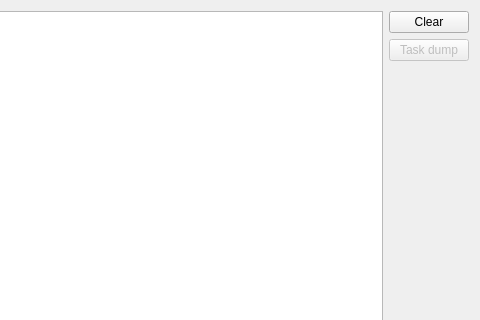
The window that src/cfclient/ui/tabs/consoleTab.ui (bitcraze/crazyflie-clients-python) describes before a commit, drawn with Qt 5; both pictures show x 213 to 693 and y 0 to 320 of the 693 by 463 pixel window.
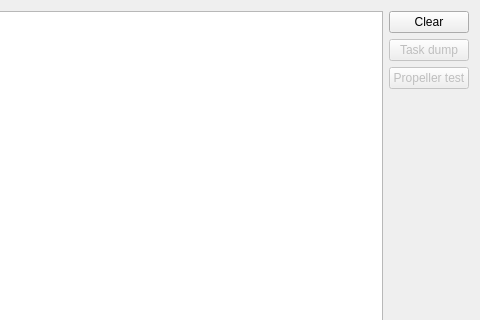
The same window after the commit.

Commit message: Closes #357: Add support for propeller test

```diff
--- a/src/cfclient/ui/tabs/consoleTab.ui
+++ b/src/cfclient/ui/tabs/consoleTab.ui
@@ -41,6 +41,19 @@
          </property>
         </widget>
        </item>
+       <item>
+        <widget class="QPushButton" name="_propellerTestButton">
+         <property name="enabled">
+          <bool>false</bool>
+         </property>
+         <property name="toolTip">
+          <string>&lt;html&gt;&lt;head/&gt;&lt;body&gt;&lt;p&gt;&lt;span style=&quot; font-weight:600; font-style:italic;&quot;&gt;Experimental feature:&lt;/span&gt;&lt;span style=&quot; font-weight:600;&quot;&gt; Tests propellers and motors&lt;/span&gt;&lt;/p&gt;&lt;p&gt;Place the Crazyflie on a flat hard surface and run the propeller test.&lt;/p&gt;&lt;p&gt;The crazyflie will run the motors in sequence and beeps the motors that are above the vibration threshold.&lt;/p&gt;&lt;p&gt;The results are also printed on the console.&lt;/p&gt;&lt;/body&gt;&lt;/html&gt;</string>
+         </property>
+         <property name="text">
+          <string>Propeller test</string>
+         </property>
+        </widget>
+       </item>
        <item>
         <spacer name="verticalSpacer">
          <property name="orientation">
```
The commit also changes 1 other file.
